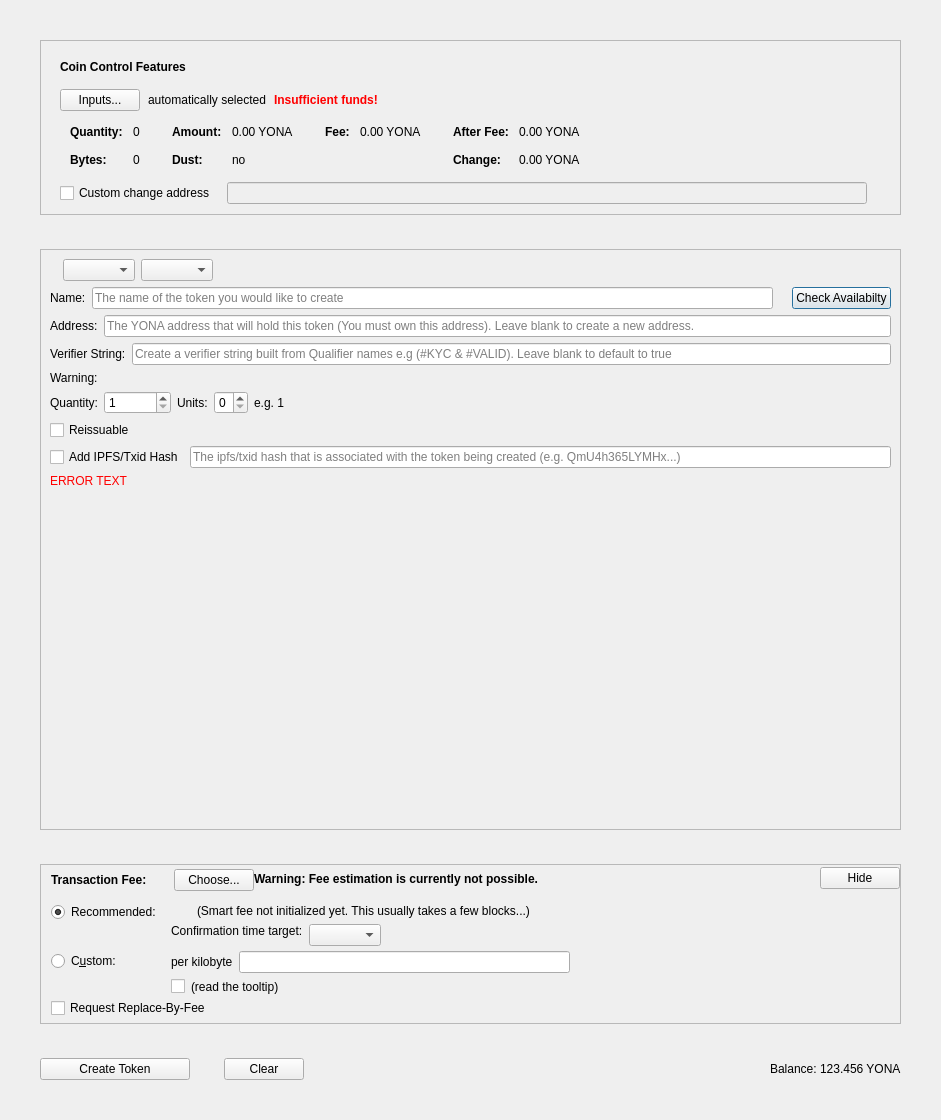
This is src/qt/forms/createtokendialog.ui in PaladeumBlockchain/Paladeum as Qt 5 draws it before an edit. The edited form follows.
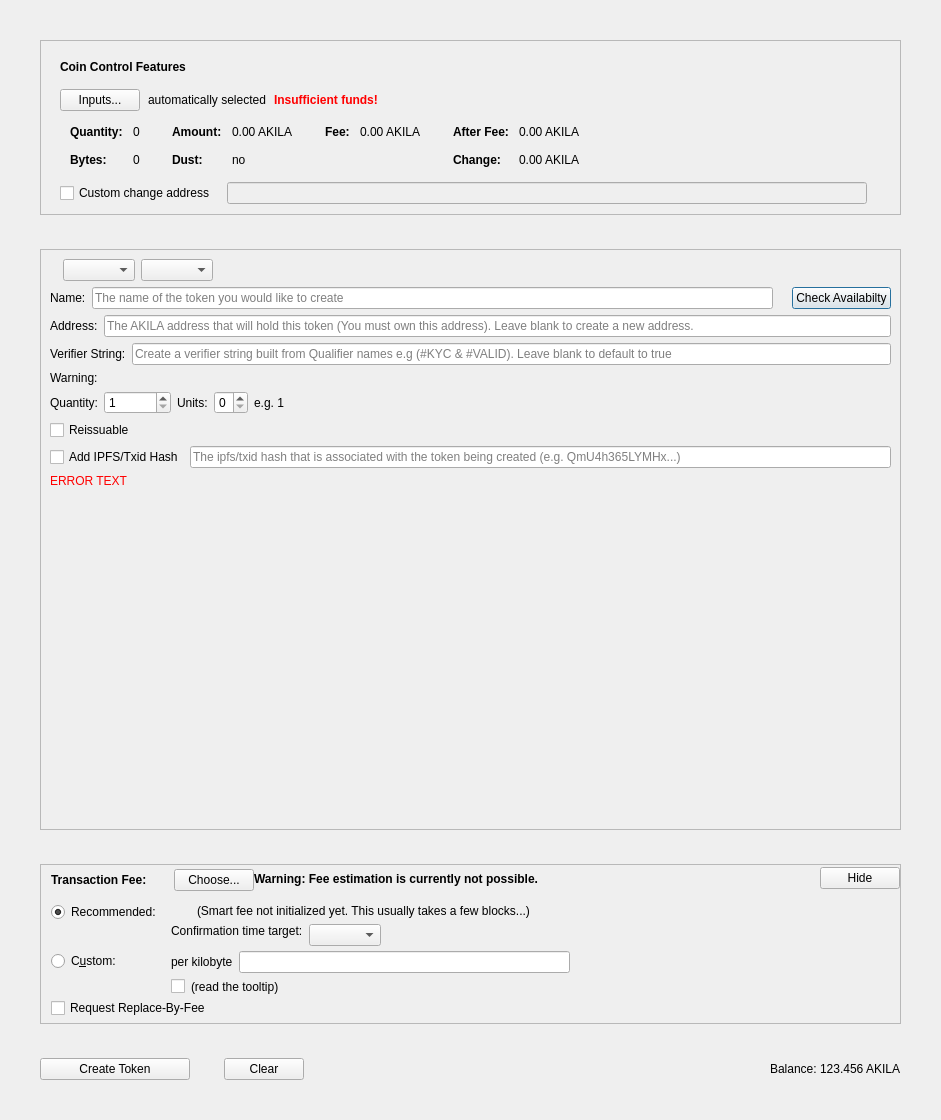
This is the edited form. Custom widgets are drawn as their Qt base class.

Commit message: Rename Yona -> Akila

```diff
--- a/src/qt/forms/createtokendialog.ui
+++ b/src/qt/forms/createtokendialog.ui
@@ -347,7 +347,7 @@
                     <enum>Qt::ActionsContextMenu</enum>
                    </property>
                    <property name="text">
-                    <string notr="true">0.00 YONA</string>
+                    <string notr="true">0.00 AKILA</string>
                    </property>
                    <property name="textInteractionFlags">
                     <set>Qt::LinksAccessibleByMouse|Qt::TextSelectableByKeyboard|Qt::TextSelectableByMouse</set>
@@ -427,7 +427,7 @@
                     <enum>Qt::ActionsContextMenu</enum>
                    </property>
                    <property name="text">
-                    <string notr="true">0.00 YONA</string>
+                    <string notr="true">0.00 AKILA</string>
                    </property>
                    <property name="textInteractionFlags">
                     <set>Qt::LinksAccessibleByMouse|Qt::TextSelectableByKeyboard|Qt::TextSelectableByMouse</set>
@@ -478,7 +478,7 @@
                     <enum>Qt::ActionsContextMenu</enum>
                    </property>
                    <property name="text">
-                    <string notr="true">0.00 YONA</string>
+                    <string notr="true">0.00 AKILA</string>
                    </property>
                    <property name="textInteractionFlags">
                     <set>Qt::LinksAccessibleByMouse|Qt::TextSelectableByKeyboard|Qt::TextSelectableByMouse</set>
@@ -507,7 +507,7 @@
                     <enum>Qt::ActionsContextMenu</enum>
                    </property>
                    <property name="text">
-                    <string notr="true">0.00 YONA</string>
+                    <string notr="true">0.00 AKILA</string>
                    </property>
                    <property name="textInteractionFlags">
                     <set>Qt::LinksAccessibleByMouse|Qt::TextSelectableByKeyboard|Qt::TextSelectableByMouse</set>
@@ -700,7 +700,7 @@
                <string/>
               </property>
               <property name="placeholderText">
-               <string>The YONA address that will hold this token (You must own this address). Leave blank to create a new address.</string>
+               <string>The AKILA address that will hold this token (You must own this address). Leave blank to create a new address.</string>
               </property>
              </widget>
             </item>
@@ -1432,7 +1432,7 @@
             <enum>Qt::RightToLeft</enum>
            </property>
            <property name="text">
-            <string>123.456 YONA</string>
+            <string>123.456 AKILA</string>
            </property>
           </widget>
          </item>
```
Left out of the diff: 10 changed lines with no effect on the pictures. The commit also changes 1092 other files.
